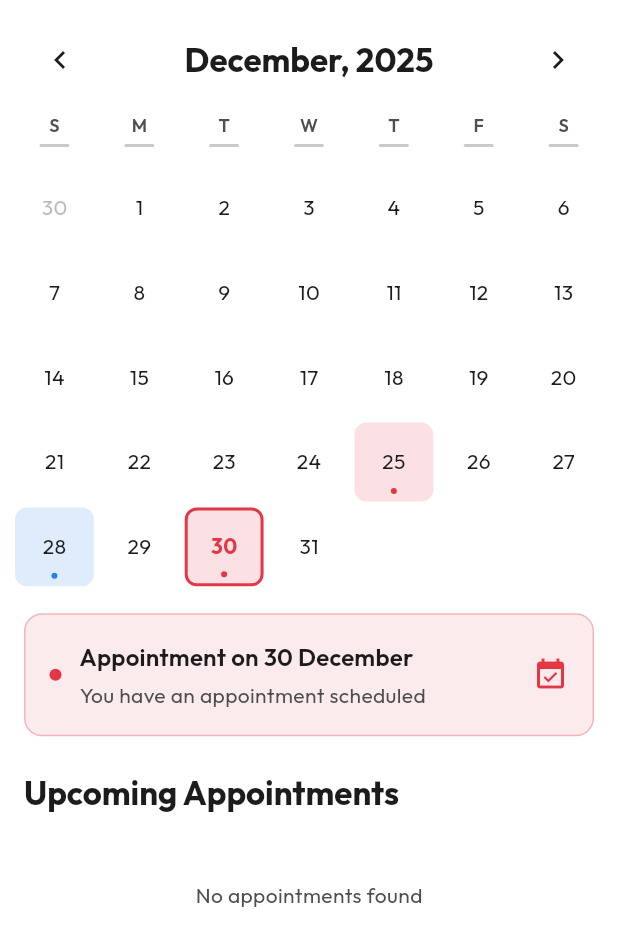
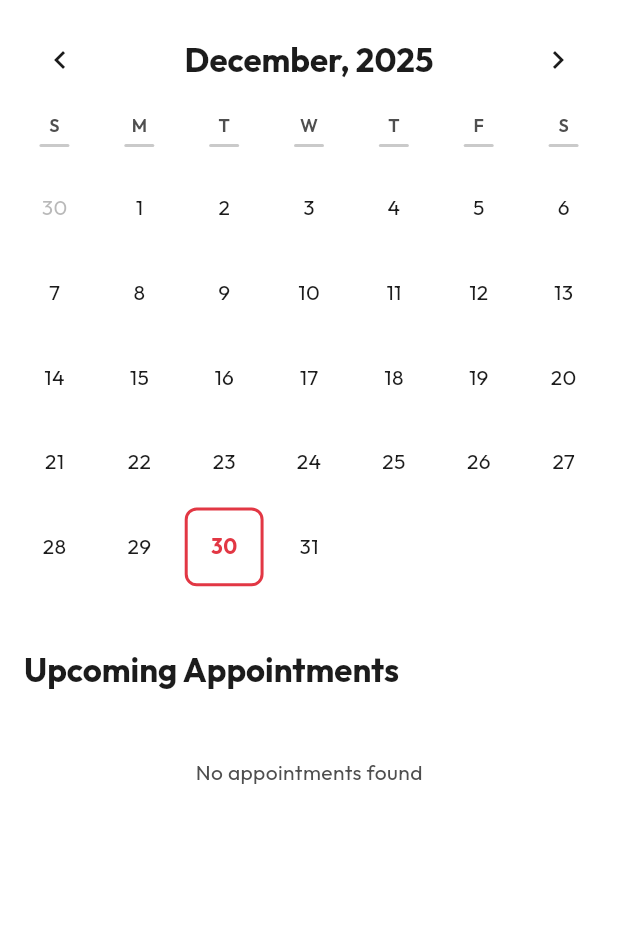
Before and after one commit to Medico24/medico24-application, a Flutter app: the AppointmentsTab widget shown alone on an empty page, opened directly with empty values, on a phone screen of 412 x 824 dp. Shown: the top 946 px of the screen. Run offline on Flutter 3.47's test engine with Material 3 defaults, Android fonts, the phone set to English and light mode, and no system bars; our stand-ins replace dio, drift, firebase_auth, firebase_core, flutter_dotenv, flutter_secure_storage and 9 more; accounts and stored records are empty; generated files the repository leaves out were written again; network calls fail.

Commit message:
fix: updated calendar grid component to rended actual appointment data
Signed-off-by: rohansen856 <rohansen856@gmail.com>

```diff
--- a/lib/presentation/appointments/appointments_calendar.dart
+++ b/lib/presentation/appointments/appointments_calendar.dart
@@ -1,8 +1,11 @@
 import 'package:flutter/material.dart';
 import 'package:medico24/core/theme/app_colors.dart';
+import 'package:medico24/core/api/models/appointment_model.dart';
 
 class AppointmentsCalendar extends StatefulWidget {
-  const AppointmentsCalendar({super.key});
+  final List<AppointmentModel> appointments;
+
+  const AppointmentsCalendar({super.key, required this.appointments});
 
   @override
   State<AppointmentsCalendar> createState() => _AppointmentsCalendarState();
@@ -11,22 +14,63 @@
 class _AppointmentsCalendarState extends State<AppointmentsCalendar> {
   late DateTime _currentMonth;
   late DateTime _selectedDate;
-
-  // Hardcoded appointment dates with colors
-  final Map<DateTime, Color> _appointmentDates = {
-    DateTime(2025, 12, 28): AppColors.blue,
-    DateTime(2025, 12, 30): AppColors.red,
-    DateTime(2026, 1, 5): AppColors.yellow,
-    DateTime(2026, 1, 10): const Color(0xFF4CAF50), // Green
-    DateTime(2026, 1, 15): AppColors.teal,
-    DateTime(2025, 12, 25): AppColors.red,
-  };
+  Map<DateTime, Color> _appointmentDates = {};
 
   @override
   void initState() {
     super.initState();
     _currentMonth = DateTime.now();
     _selectedDate = DateTime.now();
+    _buildAppointmentDates();
+  }
+
+  @override
+  void didUpdateWidget(AppointmentsCalendar oldWidget) {
+    super.didUpdateWidget(oldWidget);
+    if (oldWidget.appointments != widget.appointments) {
+      _buildAppointmentDates();
+    }
+  }
+
+  void _buildAppointmentDates() {
+    final Map<DateTime, Color> dates = {};
+
+    for (var appointment in widget.appointments) {
+      final date = DateTime(
+        appointment.appointmentAt.year,
+        appointment.appointmentAt.month,
+        appointment.appointmentAt.day,
+      );
+
+      // Assign color based on appointment status
+      Color color;
+      switch (appointment.status) {
+        case AppointmentStatus.scheduled:
+          color = AppColors.blue;
+          break;
+        case AppointmentStatus.confirmed:
+          color = const Color(0xFF4CAF50); // Green
+          break;
+        case AppointmentStatus.rescheduled:
+          color = AppColors.yellow;
+          break;
+        case AppointmentStatus.cancelled:
+          color = AppColors.grey;
+          break;
+        case AppointmentStatus.completed:
+          color = AppColors.teal;
+          break;
+        case AppointmentStatus.noShow:
+          color = AppColors.red;
+          break;
+      }
+
+      dates[date] = color;
+    }
+
+    setState(() {
+      _appointmentDates = dates;
+    });
   }
 
   void _previousMonth() {
--- a/lib/presentation/home/tabs/appointments_tab.dart
+++ b/lib/presentation/home/tabs/appointments_tab.dart
@@ -75,7 +75,7 @@
           child: Column(
             crossAxisAlignment: CrossAxisAlignment.start,
             children: [
-              const AppointmentsCalendar(),
+              AppointmentsCalendar(appointments: _appointments),
               const SizedBox(height: 24),
 
               // Error message if any
```
